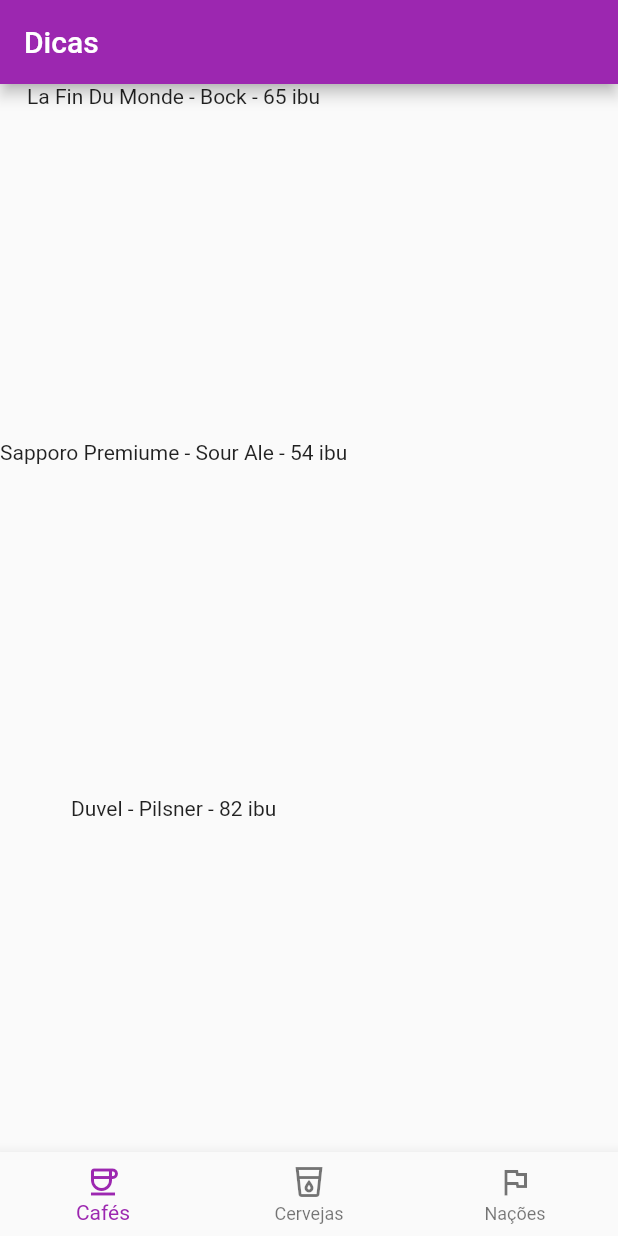
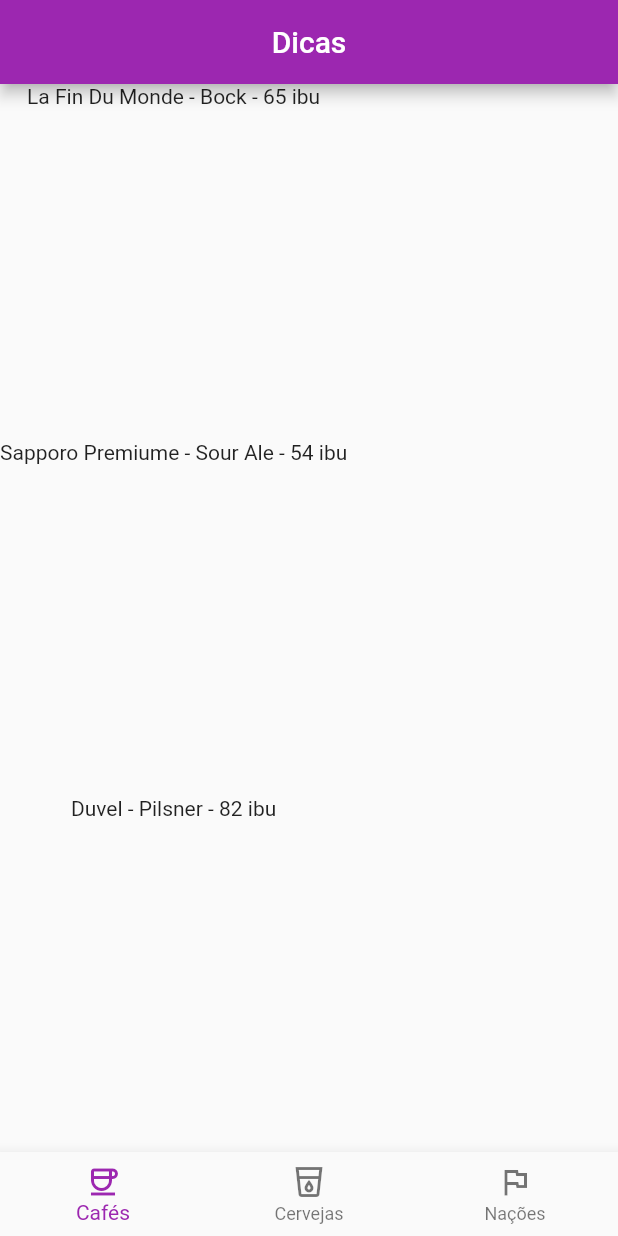
Before and after one commit to melquetrindade/POO, a Flutter app: the screen it shows after launch, on a phone screen of 412 x 824 dp. Run offline on Flutter 3.47's test engine with Material 2 defaults, Android fonts, the phone set to English and light mode, and no system bars.

Commit message:
finalizando o exercício da receita 02

```diff
--- a/flutter_application_1/lib/receita02/ex01.dart
+++ b/flutter_application_1/lib/receita02/ex01.dart
@@ -1,4 +1,6 @@
 import 'package:flutter/material.dart';
+
+void main() => runApp(MyApp());
 
 class NewNavBar extends StatelessWidget {
   NewNavBar();
@@ -24,7 +26,7 @@ class NewNavBar extends StatelessWidget {
   }
 }
 
-class NewExpanded extends StatelessWidget{
+class NewExpanded extends StatelessWidget {
   NewExpanded();
 
   @override
@@ -45,19 +47,33 @@ class NewExpanded extends StatelessWidget{
   }
 }
 
-void main() {
-  MaterialApp app = MaterialApp(
+class NewAppBar extends StatelessWidget {
+  NewAppBar();
+
+  @override
+  Widget build(BuildContext context) {
+    return Center(
+      child: Text("Dicas"),
+    );
+  }
+}
+
+class MyApp extends StatelessWidget {
+  MyApp();
+
+  @override
+  Widget build(BuildContext context) {
+    return MaterialApp(
       theme: ThemeData(
         primarySwatch: Colors.purple,
       ),
       home: Scaffold(
         appBar: AppBar(
-        title: const Text("Dicas"),
+          title: NewAppBar(),
         ),
         body: NewExpanded(),
         bottomNavigationBar: NewNavBar(),
       ),
     );
-
-  runApp(app);
   }
+}
```
Lines whose indentation alone changed are shown as unchanged.
